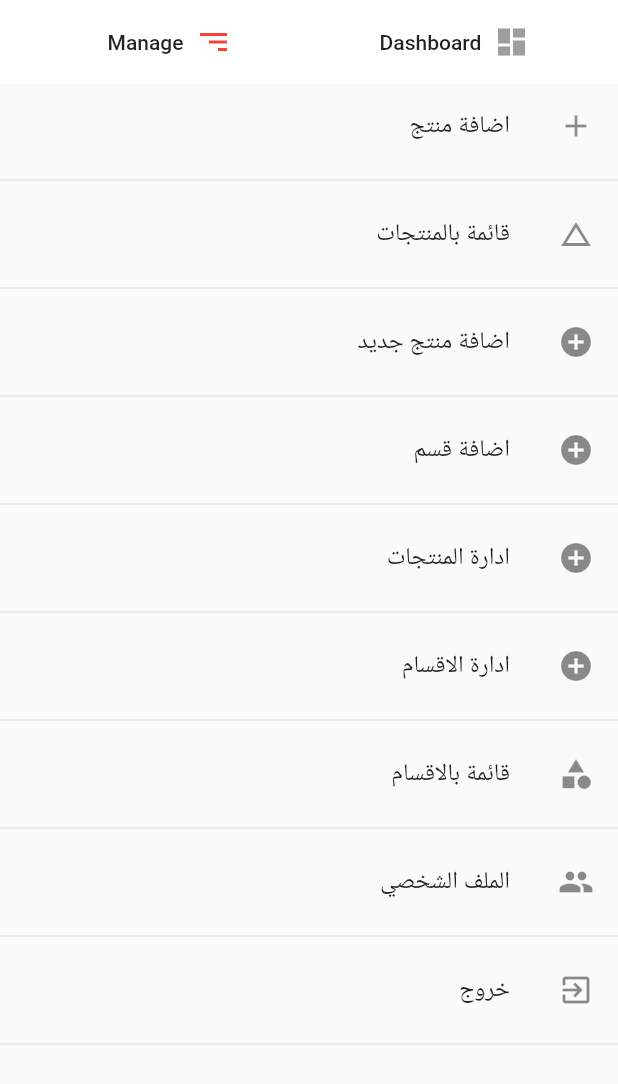
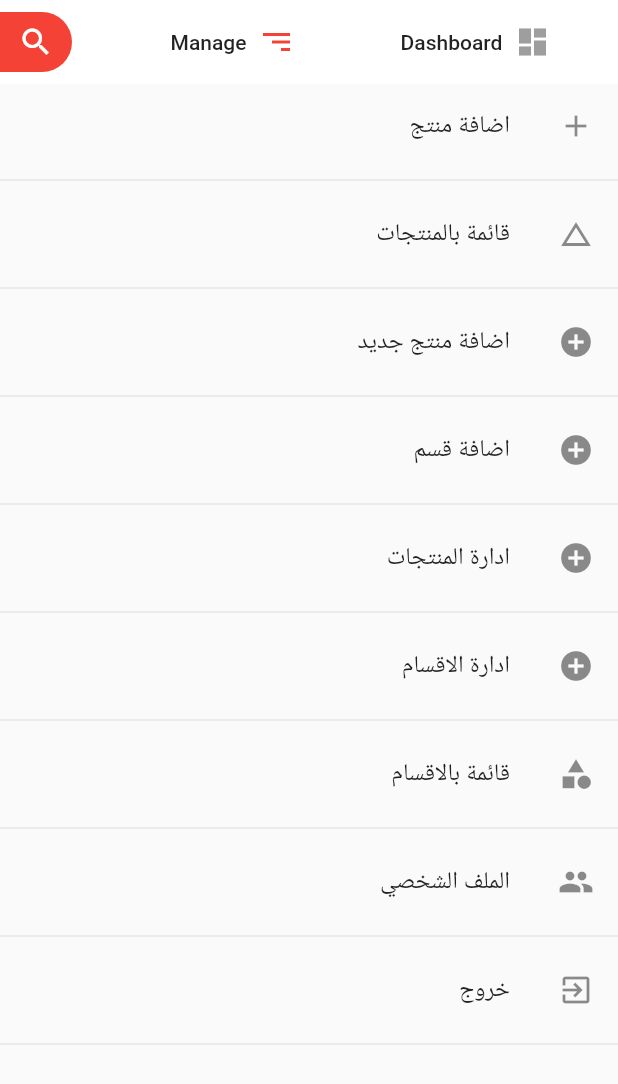
Before and after one commit to esraaahmed6/Tamwink, a Flutter app: the screen it shows after launch, after a tap on "Manage", on a phone screen of 412 x 824 dp. Shown: the top 1084 px of the screen. Run offline on Flutter 3.47's test engine with Material 2 defaults, Android fonts, the phone set to English and light mode, and no system bars; our stand-ins replace cached_network_image, cloud_firestore, convert, file_picker, firebase_auth, firebase_database and 8 more; missing offline and left inert: auto_direction, credit_card; accounts and stored records are empty.

Commit message:
Doaa Commit

```diff
--- a/lib/admin/admin_home.dart
+++ b/lib/admin/admin_home.dart
@@ -1,9 +1,9 @@
-
 import 'package:flutter/material.dart';
 import 'package:fluttertoast/fluttertoast.dart';
 import 'package:tamwink/admin/add_product.dart';
 import 'package:tamwink/admin/category_admin.dart';
 import 'package:tamwink/admin/product.dart';
+import 'package:tamwink/admin/search_products.dart';
 import 'package:tamwink/new/Home.dart';
 import 'package:tamwink/newproduct/home_product.dart';
 import '../auth/login_page.dart';
@@ -21,23 +21,20 @@ class _AdminState extends State<Admin> {
   MaterialColor active = Colors.red;
   MaterialColor notActive = Colors.grey;
   TextEditingController categoryController = TextEditingController();
-  TextEditingController productController = TextEditingController();//
+  TextEditingController productController = TextEditingController(); //
   GlobalKey<FormState> _categoryFormKey = GlobalKey();
-  GlobalKey<FormState> _productFormKey = GlobalKey();//
+  GlobalKey<FormState> _productFormKey = GlobalKey(); //
   CategoryService _categoryService = CategoryService();
-  ProductService _productService = ProductService();//
+  ProductService _productService = ProductService(); //
 
   TextEditingController productNameController = TextEditingController();
   TextEditingController quatityController = TextEditingController();
 
-
-
-
   @override
   Widget build(BuildContext context) {
-    return
-      Directionality( textDirection: TextDirection.rtl,
-        child:Scaffold(
+    return Directionality(
+      textDirection: TextDirection.rtl,
+      child: Scaffold(
           appBar: AppBar(
             title: Row(
               children: <Widget>[
@@ -67,9 +64,32 @@ class _AdminState extends State<Admin> {
               ],
             ),
             elevation: 0.0,
+            actions: [
+              Padding(
+                padding:
+                    const EdgeInsets.only(top: 8.0, right: 8.0, bottom: 8.0),
+                child: Ink(
+                  decoration: BoxDecoration(
+                      color: Colors.red,
+                      borderRadius: BorderRadius.only(
+                          topRight: Radius.circular(20.0),
+                          bottomRight: Radius.circular(20.0))),
+                  child: IconButton(
+                    icon: Icon(Icons.search),
+                    onPressed: () {
+                      showSearch(
+                        context: context,
+                        delegate: ProductSearch(),
+                      );
+                    },
+                  ),
+                ),
+              )
+            ],
             backgroundColor: Colors.white,
           ),
-            body: _loadScreen()),);
+          body: _loadScreen()),
+    );
   }
 
   Widget _loadScreen() {
@@ -203,7 +223,8 @@ class _AdminState extends State<Admin> {
               leading: Icon(Icons.add),
               title: Text("اضافة منتج"),
               onTap: () {
-                Navigator.push(context, MaterialPageRoute(builder: (_)=>AddProduct()));
+                Navigator.push(
+                    context, MaterialPageRoute(builder: (_) => AddProduct()));
                 // Navigator.push(context, MaterialPageRoute(builder: (_)=>FoodForm()));
               },
             ),
@@ -234,9 +255,8 @@ class _AdminState extends State<Admin> {
               leading: Icon(Icons.add_circle),
               title: Text("ادارة المنتجات"),
               onTap: () {
-                Navigator.of(context).push(MaterialPageRoute(
-                    builder: (context) => HomePageProduct()
-                ));
+                Navigator.of(context).push(
+                    MaterialPageRoute(builder: (context) => HomePageProduct()));
               },
             ),
             Divider(),
@@ -244,9 +264,8 @@ class _AdminState extends State<Admin> {
               leading: Icon(Icons.add_circle),
               title: Text("ادارة الاقسام"),
               onTap: () {
-                Navigator.of(context).push(MaterialPageRoute(
-                    builder: (context) => HomePage()
-                ));
+                Navigator.of(context)
+                    .push(MaterialPageRoute(builder: (context) => HomePage()));
               },
             ),
             Divider(),
@@ -259,18 +278,19 @@ class _AdminState extends State<Admin> {
             ListTile(
               leading: Icon(Icons.people),
               title: Text("الملف الشخصي"),
-              onTap: () {Navigator.of(context).push(MaterialPageRoute(
-                  builder: (context) => DetailsScreen()
-              ));},
-
+              onTap: () {
+                Navigator.of(context).push(
+                    MaterialPageRoute(builder: (context) => DetailsScreen()));
+              },
             ),
             Divider(),
             ListTile(
               leading: Icon(Icons.exit_to_app),
               title: Text("خروج"),
-              onTap: () {Navigator.of(context).push(MaterialPageRoute(
-                  builder: (context) => LoginPage()
-              ));},
+              onTap: () {
+                Navigator.of(context)
+                    .push(MaterialPageRoute(builder: (context) => LoginPage()));
+              },
             ),
             Divider(),
           ],
@@ -287,63 +307,63 @@ class _AdminState extends State<Admin> {
         key: _categoryFormKey,
         child: TextFormField(
           controller: categoryController,
-          validator: (value){
-            if(value.isEmpty){
+          validator: (value) {
+            if (value.isEmpty) {
               return 'category cannot be empty';
             }
           },
-          decoration: InputDecoration(
-              hintText: "اضافة قسم(نوع)"
-          ),
+          decoration: InputDecoration(hintText: "اضافة قسم(نوع)"),
         ),
       ),
       actions: <Widget>[
-        FlatButton(onPressed: (){
-          if(categoryController.text != null){
+        FlatButton(
+            onPressed: () {
+              if (categoryController.text != null) {
                 _categoryService.createCategory(categoryController.text);
               }
               Fluttertoast.showToast(msg: 'تم اضافة قسم');
               Navigator.pop(context);
-        }, child: Text('اضافة')),
-        FlatButton(onPressed: (){
+            },
+            child: Text('اضافة')),
+        FlatButton(
+            onPressed: () {
               Navigator.pop(context);
-        }, child: Text('الغاء')),
-
+            },
+            child: Text('الغاء')),
       ],
     );
 
     showDialog(context: context, builder: (_) => alert);
   }
+
   void _productAlert() {
     var alert = new AlertDialog(
       content: Form(
         key: _productFormKey,
         child: Container(
-         child: Column(
-             children: <Widget>[
+          child: Column(children: <Widget>[
             Expanded(
               child: Container(
                 child: SingleChildScrollView(
                   child: Padding(
                       padding: EdgeInsets.all(30),
-                      child: Column(
-                          children: <Widget>[
-                        SizedBox(height: 60,),
+                      child: Column(children: <Widget>[
+                        SizedBox(
+                          height: 60,
+                        ),
                         Container(
-                             child: Column(
-                                 children: <Widget>[
+                            child: Column(children: <Widget>[
                           Container(
                             padding: EdgeInsets.all(10),
                             child: TextFormField(
                               controller: productController,
-                                       validator: (value){
-                                         if(value.isEmpty){
+                              validator: (value) {
+                                if (value.isEmpty) {
                                   return 'category cannot be empty';
                                 }
                               },
                               decoration: InputDecoration(
-                                           hintText: "اضافة منتج (جديد)"
-                                       ),
+                                  hintText: "اضافة منتج (جديد)"),
                             ),
                           ),
                           //////////////////////////////////////////////////////////
@@ -351,28 +371,21 @@ class _AdminState extends State<Admin> {
                             padding: EdgeInsets.all(10),
                             child: TextFormField(
                               controller: productController,
-                                       validator: (value){
-                                         if(value.isEmpty){
+                              validator: (value) {
+                                if (value.isEmpty) {
                                   return 'category cannot be empty';
                                 }
                               },
                               decoration: InputDecoration(
-                                           hintText: "اضافة منتج (جديد)"
+                                  hintText: "اضافة منتج (جديد)"),
+                            ),
+                          )
+                        ]))
+                      ])),
                 ),
               ),
             )
-
-                                 ]
-                             )
-                         )
-                          ]
-                      )
-                     ),
-                   ),
-                 ),
-               )
-             ]
-         ),
+          ]),
         ),
         /* child: TextFormField(
           controller: productController,
@@ -387,25 +400,27 @@ class _AdminState extends State<Admin> {
         ),*/
       ),
       actions: <Widget>[
-        FlatButton(onPressed: (){
-          if(productController.text != null){
+        FlatButton(
+            onPressed: () {
+              if (productController.text != null) {
                 _productService.uploadProduct(
-                productNameController.text ,
+                  productNameController.text,
                   // quantity: int.parse(quatityController.text)
                 );
               }
               Fluttertoast.showToast(msg: 'تم اضافة قسم');
               Navigator.pop(context);
-        }, child: Text('اضافة')),
-        FlatButton(onPressed: (){
+            },
+            child: Text('اضافة')),
+        FlatButton(
+            onPressed: () {
               Navigator.pop(context);
-        }, child: Text('الغاء')),
-
+            },
+            child: Text('الغاء')),
       ],
     );
 
     showDialog(context: context, builder: (_) => alert);
-  }//
-
+  } //
 
 }
```
Also changed, not shown: lib/admin/search_products.dart (added, +61 -0 lines). Lines whose indentation alone changed are shown as unchanged.
